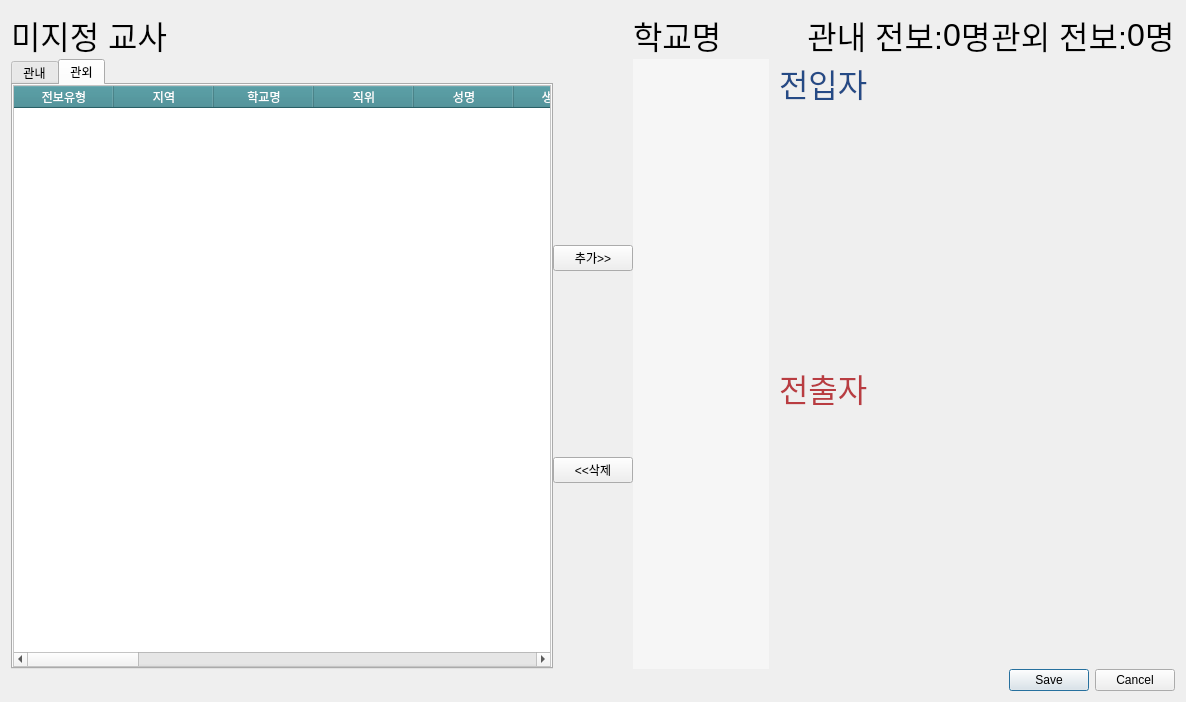
Above: tableWidget.ui from sjhan2781/py-transfer-tool before the change. Below: the same form after it.
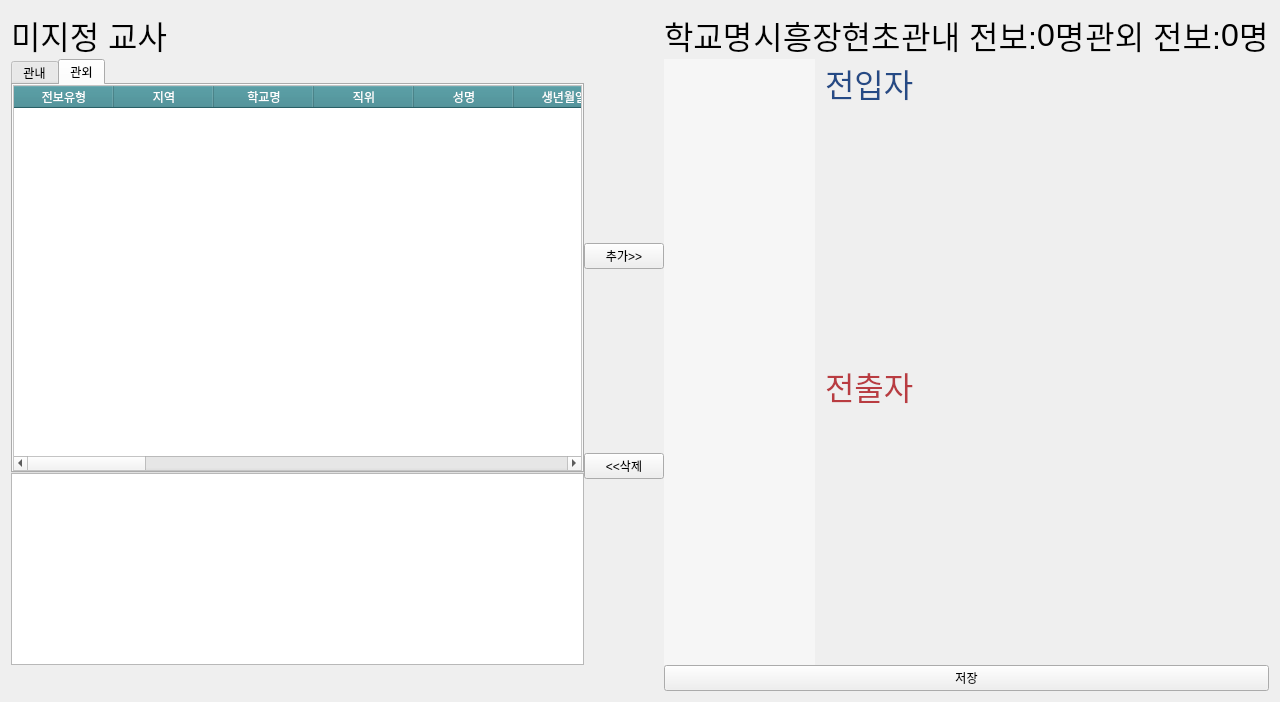
That is the form after the change. The open tabs and pages were chosen to show the change.

Commit message: 미지정교사 하단 정보창 추가

The edit to the form file:
```diff
--- a/tableWidget.ui
+++ b/tableWidget.ui
@@ -6,7 +6,7 @@
    <rect>
     <x>0</x>
     <y>0</y>
-    <width>1186</width>
+    <width>1280</width>
     <height>702</height>
    </rect>
   </property>
@@ -19,7 +19,7 @@
   <property name="windowTitle">
    <string>배치</string>
   </property>
-  <layout class="QGridLayout" name="gridLayout" rowstretch="0,0,0" columnstretch="3,0,3">
+  <layout class="QGridLayout" name="gridLayout" rowstretch="0,0,0,0" columnstretch="3,0,3">
    <property name="spacing">
     <number>0</number>
    </property>
@@ -35,17 +35,130 @@
      </property>
     </widget>
    </item>
+   <item row="2" column="2">
+    <layout class="QHBoxLayout" name="horizontalLayout_3" stretch="1,3">
+     <property name="spacing">
+      <number>0</number>
+     </property>
+     <item>
+      <widget class="QListWidget" name="schoolListWidget">
+       <property name="styleSheet">
+        <string notr="true">QListWidget{
+	border: 0px;
+	background-color: rgb(246, 246, 246);
+	selection-color: rgb(0, 0, 0);
+     selection-background-color: rgb(220, 220, 220);
+	font: 18pt &quot;Nanum Gothic&quot;;
+}
+</string>
+       </property>
+       <property name="sizeAdjustPolicy">
+        <enum>QAbstractScrollArea::AdjustIgnored</enum>
+       </property>
+       <property name="editTriggers">
+        <set>QAbstractItemView::NoEditTriggers</set>
+       </property>
+       <property name="alternatingRowColors">
+        <bool>true</bool>
+       </property>
+      </widget>
+     </item>
+     <item>
+      <layout class="QVBoxLayout" name="verticalLayout" stretch="0,0,0,0">
+       <property name="leftMargin">
+        <number>10</number>
+       </property>
+       <property name="rightMargin">
+        <number>10</number>
+       </property>
+       <item>
+        <widget class="QLabel" name="label_3">
+         <property name="font">
+          <font>
+           <pointsize>24</pointsize>
+          </font>
+         </property>
+         <property name="styleSheet">
+          <string notr="true">QLabel{
+	color: rgb(37, 74, 133);
+}</string>
+         </property>
+         <property name="text">
+          <string>전입자</string>
+         </property>
+        </widget>
+       </item>
+       <item>
+        <widget class="QStackedWidget" name="stackedWidget">
+         <property name="sizePolicy">
+          <sizepolicy hsizetype="Preferred" vsizetype="Expanding">
+           <horstretch>0</horstretch>
+           <verstretch>0</verstretch>
+          </sizepolicy>
+         </property>
+        </widget>
+       </item>
+       <item>
+        <widget class="QLabel" name="label_7">
+         <property name="font">
+          <font>
+           <pointsize>24</pointsize>
+          </font>
+         </property>
+         <property name="styleSheet">
+          <string notr="true">QLabel{
+	color: rgb(185, 60, 65)
+}</string>
+         </property>
+         <property name="text">
+          <string>전출자</string>
+         </property>
+        </widget>
+       </item>
+       <item>
+        <widget class="QStackedWidget" name="stackedWidget_gone">
+         <property name="sizePolicy">
+          <sizepolicy hsizetype="Preferred" vsizetype="Expanding">
+           <horstretch>0</horstretch>
+           <verstretch>0</verstretch>
+          </sizepolicy>
+         </property>
+        </widget>
+       </item>
+      </layout>
+     </item>
+    </layout>
+   </item>
    <item row="0" column="2">
-    <layout class="QHBoxLayout" name="horizontalLayout_2" stretch="0,8,0,1,0,0,1">
+    <layout class="QHBoxLayout" name="horizontalLayout_2" stretch="0,6,3,0,1,0,0,1">
+     <item>
+      <widget class="QLabel" name="label_8">
+       <property name="font">
+        <font>
+         <pointsize>24</pointsize>
+        </font>
+       </property>
+       <property name="text">
+        <string>학교명</string>
+       </property>
+      </widget>
+     </item>
      <item>
       <widget class="QLabel" name="label_school_name">
        <property name="font">
         <font>
+         <family>굴림</family>
          <pointsize>24</pointsize>
         </font>
        </property>
+       <property name="layoutDirection">
+        <enum>Qt::RightToLeft</enum>
+       </property>
        <property name="text">
-        <string>학교명</string>
+        <string>시흥장현초</string>
+       </property>
+       <property name="alignment">
+        <set>Qt::AlignCenter</set>
        </property>
       </widget>
      </item>
@@ -132,7 +245,55 @@
      </item>
     </layout>
    </item>
-   <item row="1" column="0">
+   <item row="3" column="2">
+    <widget class="QPushButton" name="pushButton">
+     <property name="text">
+      <string>저장</string>
+     </property>
+    </widget>
+   </item>
+   <item row="2" column="1">
+    <layout class="QVBoxLayout" name="verticalLayout_2" stretch="0,0">
+     <item>
+      <widget class="QPushButton" name="btn_add">
+       <property name="sizePolicy">
+        <sizepolicy hsizetype="Minimum" vsizetype="Fixed">
+         <horstretch>0</horstretch>
+         <verstretch>0</verstretch>
+        </sizepolicy>
+       </property>
+       <property name="autoFillBackground">
+        <bool>false</bool>
+       </property>
+       <property name="text">
+        <string>추가&gt;&gt;</string>
+       </property>
+       <property name="default">
+        <bool>false</bool>
+       </property>
+       <property name="flat">
+        <bool>false</bool>
+       </property>
+      </widget>
+     </item>
+     <item>
+      <widget class="QPushButton" name="btn_del">
+       <property name="sizePolicy">
+        <sizepolicy hsizetype="Minimum" vsizetype="Fixed">
+         <horstretch>0</horstretch>
+         <verstretch>0</verstretch>
+        </sizepolicy>
+       </property>
+       <property name="text">
+        <string>&lt;&lt;삭제</string>
+       </property>
+      </widget>
+     </item>
+    </layout>
+   </item>
+   <item row="2" column="0">
+    <layout class="QVBoxLayout" name="verticalLayout_4" stretch="5,0">
+     <item>
     <widget class="QTabWidget" name="unspecified_tabWidget">
      <property name="styleSheet">
       <string notr="true"/>
@@ -342,9 +503,11 @@
 QTableWidget::item:selected {
 	background-color: rgb(99, 186, 194);
 	color: white;
-	border: 2px solid rgb(99, 186, 194)
 }</string>
          </property>
+           <property name="sizeAdjustPolicy">
+            <enum>QAbstractScrollArea::AdjustToContentsOnFirstShow</enum>
+           </property>
          <property name="editTriggers">
           <set>QAbstractItemView::NoEditTriggers</set>
          </property>
@@ -493,148 +656,19 @@
      </widget>
     </widget>
    </item>
-   <item row="1" column="1">
-    <layout class="QVBoxLayout" name="verticalLayout_2" stretch="0,0">
      <item>
-      <widget class="QPushButton" name="btn_add">
-       <property name="sizePolicy">
-        <sizepolicy hsizetype="Minimum" vsizetype="Fixed">
-         <horstretch>0</horstretch>
-         <verstretch>0</verstretch>
-        </sizepolicy>
+      <widget class="QTextEdit" name="teacherInfoEdit">
+       <property name="font">
+        <font>
+         <pointsize>16</pointsize>
+        </font>
        </property>
-       <property name="autoFillBackground">
-        <bool>false</bool>
-       </property>
-       <property name="text">
-        <string>추가&gt;&gt;</string>
-       </property>
-       <property name="default">
-        <bool>false</bool>
-       </property>
-       <property name="flat">
-        <bool>false</bool>
-       </property>
-      </widget>
-     </item>
-     <item>
-      <widget class="QPushButton" name="btn_del">
-       <property name="sizePolicy">
-        <sizepolicy hsizetype="Minimum" vsizetype="Fixed">
-         <horstretch>0</horstretch>
-         <verstretch>0</verstretch>
-        </sizepolicy>
-       </property>
-       <property name="text">
-        <string>&lt;&lt;삭제</string>
-       </property>
-      </widget>
-     </item>
-    </layout>
-   </item>
-   <item row="1" column="2">
-    <layout class="QHBoxLayout" name="horizontalLayout_3" stretch="1,3">
-     <property name="spacing">
-      <number>0</number>
-     </property>
-     <item>
-      <widget class="QListWidget" name="schoolListWidget">
-       <property name="styleSheet">
-        <string notr="true">QListWidget{
-	border: 0px;
-	background-color: rgb(246, 246, 246);
-	selection-color: rgb(0, 0, 0);
-     selection-background-color: rgb(220, 220, 220);
-	font: 18pt &quot;Nanum Gothic&quot;;
-}
-</string>
-       </property>
-       <property name="sizeAdjustPolicy">
-        <enum>QAbstractScrollArea::AdjustIgnored</enum>
-       </property>
-       <property name="editTriggers">
-        <set>QAbstractItemView::NoEditTriggers</set>
-       </property>
-       <property name="alternatingRowColors">
+       <property name="readOnly">
         <bool>true</bool>
        </property>
       </widget>
      </item>
-     <item>
-      <layout class="QVBoxLayout" name="verticalLayout" stretch="0,0,0,0">
-       <property name="leftMargin">
-        <number>10</number>
-       </property>
-       <property name="rightMargin">
-        <number>10</number>
-       </property>
-       <item>
-        <widget class="QLabel" name="label_3">
-         <property name="font">
-          <font>
-           <pointsize>24</pointsize>
-          </font>
-         </property>
-         <property name="styleSheet">
-          <string notr="true">QLabel{
-	color: rgb(37, 74, 133);
-}</string>
-         </property>
-         <property name="text">
-          <string>전입자</string>
-         </property>
-        </widget>
-       </item>
-       <item>
-        <widget class="QStackedWidget" name="stackedWidget">
-         <property name="sizePolicy">
-          <sizepolicy hsizetype="Preferred" vsizetype="Expanding">
-           <horstretch>0</horstretch>
-           <verstretch>0</verstretch>
-          </sizepolicy>
-         </property>
-        </widget>
-       </item>
-       <item>
-        <widget class="QLabel" name="label_7">
-         <property name="font">
-          <font>
-           <pointsize>24</pointsize>
-          </font>
-         </property>
-         <property name="styleSheet">
-          <string notr="true">QLabel{
-	color: rgb(185, 60, 65)
-}</string>
-         </property>
-         <property name="text">
-          <string>전출자</string>
-         </property>
-        </widget>
-       </item>
-       <item>
-        <widget class="QStackedWidget" name="stackedWidget_gone">
-         <property name="sizePolicy">
-          <sizepolicy hsizetype="Preferred" vsizetype="Expanding">
-           <horstretch>0</horstretch>
-           <verstretch>0</verstretch>
-          </sizepolicy>
-         </property>
-        </widget>
-       </item>
-      </layout>
-     </item>
-    </layout>
-   </item>
-   <item row="2" column="2">
-    <widget class="QDialogButtonBox" name="buttonBox">
-     <property name="cursor">
-      <cursorShape>ArrowCursor</cursorShape>
-     </property>
-     <property name="standardButtons">
-      <set>QDialogButtonBox::Cancel|QDialogButtonBox::Save</set>
-     </property>
-    </widget>
+    </layout>
    </item>
   </layout>
  </widget>
```
Left out of the diff: 147 changed lines with no effect on the pictures. Lines whose indentation alone changed are shown as unchanged. The commit also changes 12 other files.
